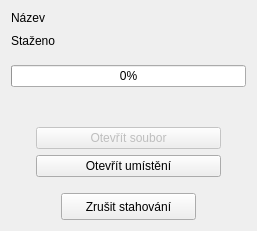
This is y2mate/downloaddialog.ui in RxiPland/y2mate_desktop as Qt 5 draws it before an edit. The edited form follows.
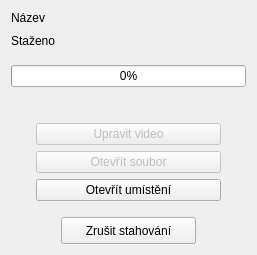
This is the edited form.

Commit message: edit video button

What changed in the file:
```diff
--- a/y2mate/downloaddialog.ui
+++ b/y2mate/downloaddialog.ui
@@ -7,7 +7,7 @@
     <x>0</x>
     <y>0</y>
     <width>257</width>
-    <height>231</height>
+    <height>255</height>
    </rect>
   </property>
   <property name="windowTitle">
@@ -80,7 +80,7 @@
        <property name="topMargin">
         <number>0</number>
        </property>
-       <item row="0" column="2">
+       <item row="1" column="2">
         <spacer name="horizontalSpacer_3">
          <property name="orientation">
           <enum>Qt::Horizontal</enum>
@@ -96,7 +96,7 @@
          </property>
         </spacer>
        </item>
-       <item row="1" column="1">
+       <item row="2" column="1">
         <widget class="QPushButton" name="pushButton_3">
          <property name="minimumSize">
           <size>
@@ -112,7 +112,7 @@
          </property>
         </widget>
        </item>
-       <item row="1" column="2">
+       <item row="2" column="2">
         <spacer name="horizontalSpacer_6">
          <property name="orientation">
           <enum>Qt::Horizontal</enum>
@@ -128,23 +128,23 @@
          </property>
         </spacer>
        </item>
-       <item row="0" column="0">
-        <spacer name="horizontalSpacer_4">
-         <property name="orientation">
-          <enum>Qt::Horizontal</enum>
-         </property>
-         <property name="sizeType">
-          <enum>QSizePolicy::Fixed</enum>
-         </property>
-         <property name="sizeHint" stdset="0">
-          <size>
-           <width>25</width>
-           <height>20</height>
-          </size>
-         </property>
-        </spacer>
-       </item>
        <item row="1" column="0">
+        <spacer name="horizontalSpacer_4">
+         <property name="orientation">
+          <enum>Qt::Horizontal</enum>
+         </property>
+         <property name="sizeType">
+          <enum>QSizePolicy::Fixed</enum>
+         </property>
+         <property name="sizeHint" stdset="0">
+          <size>
+           <width>25</width>
+           <height>20</height>
+          </size>
+         </property>
+        </spacer>
+       </item>
+       <item row="2" column="0">
         <spacer name="horizontalSpacer_5">
          <property name="orientation">
           <enum>Qt::Horizontal</enum>
@@ -160,26 +160,7 @@
          </property>
         </spacer>
        </item>
-       <item row="0" column="1">
-        <widget class="QPushButton" name="pushButton_2">
-         <property name="enabled">
-          <bool>false</bool>
-         </property>
-         <property name="minimumSize">
-          <size>
-           <width>0</width>
-           <height>0</height>
-          </size>
-         </property>
-         <property name="focusPolicy">
-          <enum>Qt::NoFocus</enum>
-         </property>
-         <property name="text">
-          <string>Otevřít soubor</string>
-         </property>
-        </widget>
-       </item>
-       <item row="2" column="1">
+       <item row="3" column="1">
         <spacer name="verticalSpacer_3">
          <property name="orientation">
           <enum>Qt::Vertical</enum>
@@ -195,6 +176,67 @@
          </property>
         </spacer>
        </item>
+       <item row="1" column="1">
+        <widget class="QPushButton" name="pushButton_2">
+         <property name="enabled">
+          <bool>false</bool>
+         </property>
+         <property name="minimumSize">
+          <size>
+           <width>0</width>
+           <height>0</height>
+          </size>
+         </property>
+         <property name="focusPolicy">
+          <enum>Qt::NoFocus</enum>
+         </property>
+         <property name="text">
+          <string>Otevřít soubor</string>
+         </property>
+        </widget>
+       </item>
+       <item row="0" column="1">
+        <widget class="QPushButton" name="pushButton_4">
+         <property name="enabled">
+          <bool>false</bool>
+         </property>
+         <property name="text">
+          <string>Upravit video</string>
+         </property>
+        </widget>
+       </item>
+       <item row="0" column="0">
+        <spacer name="horizontalSpacer_7">
+         <property name="orientation">
+          <enum>Qt::Horizontal</enum>
+         </property>
+         <property name="sizeType">
+          <enum>QSizePolicy::Fixed</enum>
+         </property>
+         <property name="sizeHint" stdset="0">
+          <size>
+           <width>25</width>
+           <height>20</height>
+          </size>
+         </property>
+        </spacer>
+       </item>
+       <item row="0" column="2">
+        <spacer name="horizontalSpacer_8">
+         <property name="orientation">
+          <enum>Qt::Horizontal</enum>
+         </property>
+         <property name="sizeType">
+          <enum>QSizePolicy::Fixed</enum>
+         </property>
+         <property name="sizeHint" stdset="0">
+          <size>
+           <width>25</width>
+           <height>20</height>
+          </size>
+         </property>
+        </spacer>
+       </item>
       </layout>
      </item>
      <item>
```
The commit also changes 2 other files.
